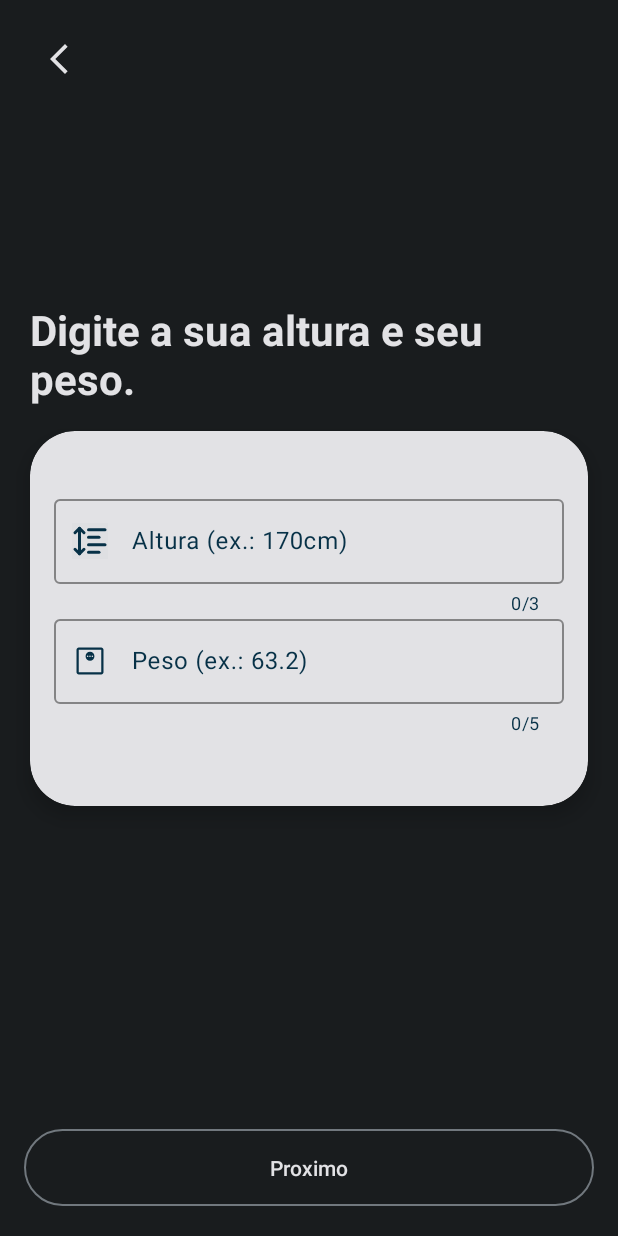
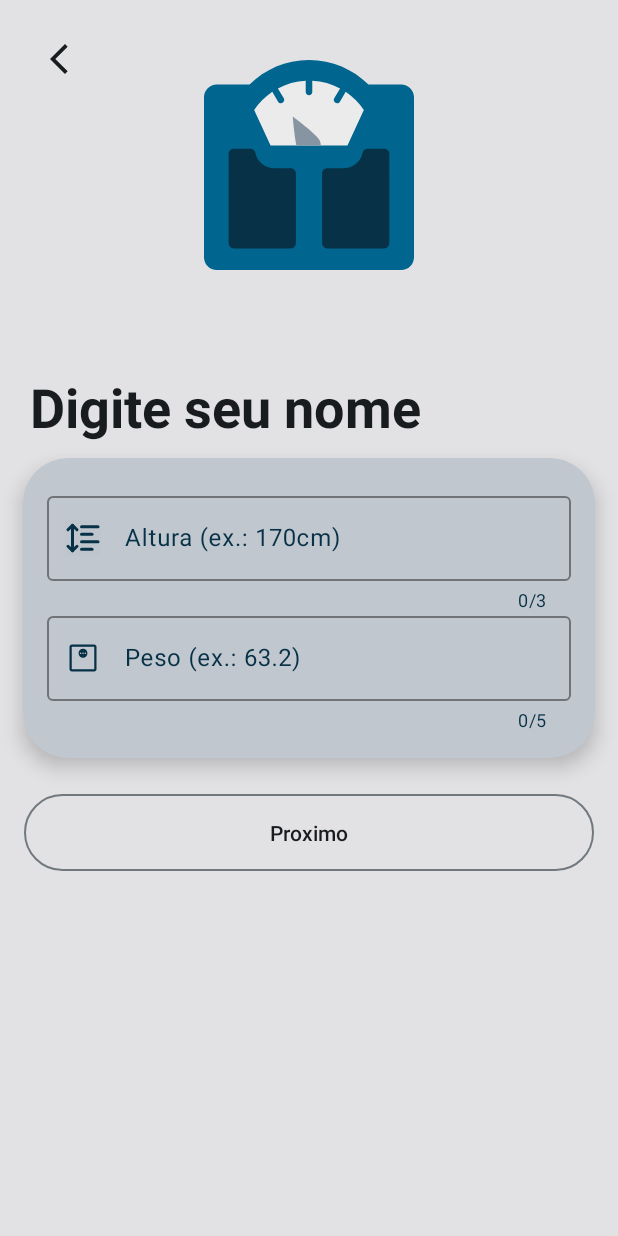
Before and after one commit to rodrigofelixf/nao-reveze, an Android app: the fragment UserHeightAndWeightFragment placed in its activity, on a phone screen of 412 x 824 dp. Run offline under Robolectric (Android 15) with nearby library versions, the phone set to English and light mode, and no system bars; 1 statement that could not run was skipped.

Commit message:
atualizacoes de codigo

```diff
--- a/app/build.gradle
+++ b/app/build.gradle
@@ -84,4 +84,6 @@ dependencies {
     implementation 'com.github.bumptech.glide:glide:4.12.0'
 
     implementation 'com.airbnb.android:lottie:3.7.0'
+
+    implementation 'androidx.transition:transition:1.4.0'
 }
--- a/app/src/main/java/br/com/rodrigo/naoreveze/ui/fragments/TreinoFragment.kt
+++ b/app/src/main/java/br/com/rodrigo/naoreveze/ui/fragments/TreinoFragment.kt
@@ -120,6 +120,7 @@ class TreinoFragment : Fragment() {
 
 
     private fun addDataToList() {
+        if (listaDeMusculoModels.isEmpty()) {
             listaDeMusculoModels.add(
                 MusculoModel(
                     "Peitoral",
@@ -162,8 +163,9 @@ class TreinoFragment : Fragment() {
                     R.drawable.img_aerobico2
                 )
             )
+        }
+    }
 
-    }
     private fun clickRecyclerView() {
         binding.recyclerViewMusculos.adapter = MusculosAdapter(listaDeMusculoModels) { item ->
             when (item) {
--- a/app/src/main/res/layout/fragment_user_height_and_weight.xml
+++ b/app/src/main/res/layout/fragment_user_height_and_weight.xml
@@ -1,12 +1,15 @@
 <?xml version="1.0" encoding="utf-8"?>
-<androidx.constraintlayout.widget.ConstraintLayout xmlns:android="http://schemas.android.com/apk/res/android"
+<androidx.core.widget.NestedScrollView xmlns:android="http://schemas.android.com/apk/res/android"
     xmlns:app="http://schemas.android.com/apk/res-auto"
     xmlns:tools="http://schemas.android.com/tools"
     android:layout_width="match_parent"
     android:layout_height="match_parent"
-    android:background="@color/background_app"
+    android:background="@color/app_color_white"
     tools:context=".ui.fragments.CalculateImcFragment">
 
+    <androidx.constraintlayout.widget.ConstraintLayout
+        android:layout_width="match_parent"
+        android:layout_height="wrap_content">
 
         <ImageButton
             android:id="@+id/icon_back"
@@ -19,50 +22,61 @@
             android:src="@drawable/ic_back"
             app:layout_constraintStart_toStartOf="parent"
             app:layout_constraintTop_toTopOf="parent"
-        app:tint="@color/app_color_white" />
+            app:tint="@color/background_app" />
+
+        <com.airbnb.lottie.LottieAnimationView
+            android:id="@+id/animation_view"
+            android:layout_width="200dp"
+            android:layout_height="200dp"
+            android:layout_marginTop="10dp"
+            app:layout_constraintEnd_toEndOf="parent"
+            app:layout_constraintStart_toStartOf="parent"
+            app:layout_constraintTop_toTopOf="parent"
+            app:lottie_autoPlay="true"
+            app:lottie_loop="true"
+            app:lottie_rawRes="@raw/weight_user" />
 
         <TextView
-        android:layout_marginBottom="16dp"
+            android:id="@+id/txt_peitoral_subistituicao"
+            android:layout_width="wrap_content"
+            android:layout_height="wrap_content"
+            android:layout_marginBottom="10dp"
+            android:textColor="@color/background_app"
             android:layout_marginHorizontal="20dp"
-        android:id="@+id/txt_peitoral_subistituicao"
-        android:layout_width="match_parent"
-        android:layout_height="wrap_content"
+            android:gravity="center_horizontal"
+            android:text="Digite seu nome"
+            android:textSize="36sp"
+            android:textStyle="bold"
             app:layout_constraintBottom_toTopOf="@id/cardView"
-        android:gravity="start"
-        android:text="Digite a sua altura e seu peso."
-        android:textColor="@color/app_color_white"
-        android:textSize="28sp"
-        android:textStyle="bold"
-        app:layout_constraintEnd_toEndOf="parent"
             app:layout_constraintStart_toStartOf="parent" />
+
 
 
         <androidx.cardview.widget.CardView
             android:id="@+id/cardView"
-        android:layout_width="match_parent"
-        android:layout_height="250dp"
-        android:layout_marginStart="20dp"
-        android:layout_marginEnd="20dp"
-        app:cardBackgroundColor="@color/app_color_white"
+            android:layout_width="0dp"
+            android:layout_height="200dp"
+            android:layout_marginHorizontal="15dp"
+            app:cardBackgroundColor="@color/md_theme_dark_onSurfaceVariant"
             app:cardCornerRadius="30dp"
             app:cardElevation="8dp"
             app:layout_constraintBottom_toBottomOf="parent"
             app:layout_constraintEnd_toEndOf="parent"
             app:layout_constraintStart_toStartOf="parent"
-        app:layout_constraintTop_toTopOf="parent">
+            app:layout_constraintTop_toBottomOf="@id/animation_view">
 
             <com.google.android.material.textfield.TextInputLayout
                 android:id="@+id/textField_altura"
                 android:layout_width="match_parent"
                 android:layout_height="wrap_content"
-            app:endIconMode="clear_text"
                 android:layout_marginHorizontal="16dp"
-            android:layout_marginTop="40dp"
+                android:layout_marginTop="20dp"
                 android:textColorHint="@color/seed"
                 app:boxStrokeColor="@color/seed"
                 app:counterEnabled="true"
+                app:counterMaxLength="3"
                 app:counterTextColor="@color/seed"
-            app:counterMaxLength="3"
+                app:endIconMode="clear_text"
                 app:hintTextColor="@color/seed"
                 app:startIconDrawable="@drawable/icon_altura"
                 app:startIconTint="@color/seed">
@@ -82,17 +96,17 @@
 
             <com.google.android.material.textfield.TextInputLayout
                 android:id="@+id/textField_peso"
-            app:endIconMode="clear_text"
                 android:layout_width="match_parent"
                 android:layout_height="wrap_content"
                 android:layout_marginHorizontal="16dp"
-            android:layout_marginTop="120dp"
+                android:layout_marginTop="100dp"
                 android:hint="@string/text_peso_kg"
                 android:textColorHint="@color/seed"
                 app:boxStrokeColor="@color/seed"
                 app:counterEnabled="true"
                 app:counterMaxLength="5"
                 app:counterTextColor="@color/seed"
+                app:endIconMode="clear_text"
                 app:hintTextColor="@color/seed"
                 app:startIconDrawable="@drawable/inc_imc"
                 app:startIconTint="@color/seed">
@@ -108,22 +122,23 @@
                     android:textColor="@color/seed"
                     app:boxStrokeWidth="10dp" />
             </com.google.android.material.textfield.TextInputLayout>
-
         </androidx.cardview.widget.CardView>
 
         <Button
             android:id="@+id/button_proximo"
-        android:padding="16dp"
             style="@style/Widget.Material3.Button.OutlinedButton"
             android:layout_width="match_parent"
+            android:layout_height="wrap_content"
             android:layout_marginHorizontal="16dp"
-        android:layout_height="wrap_content"
             android:layout_marginBottom="16dp"
+            android:padding="16dp"
             android:text="Proximo"
-        android:textColor="@color/app_color_white"
+            android:layout_marginTop="20dp"
+            android:textColor="@color/background_app"
+            app:layout_constraintTop_toBottomOf="@id/cardView"
             app:layout_constraintBottom_toBottomOf="parent"
             app:layout_constraintEnd_toEndOf="parent"
             app:layout_constraintStart_toStartOf="parent" />
 
-
     </androidx.constraintlayout.widget.ConstraintLayout>
+</androidx.core.widget.NestedScrollView>
--- a/app/src/main/res/layout/fragment_user_name.xml
+++ b/app/src/main/res/layout/fragment_user_name.xml
@@ -19,7 +19,6 @@
         android:textSize="36sp"
         android:textStyle="bold"
         app:layout_constraintBottom_toTopOf="@id/cardView"
-
         app:layout_constraintStart_toStartOf="parent" />
 
     <androidx.cardview.widget.CardView
```
Also changed, not shown: app/src/main/java/br/com/rodrigo/naoreveze/ui/fragments/PerfilFragment.kt (+17 -0 lines), app/src/main/res/layout/fragment_perfil.xml (+37 -0 lines), app/src/main/res/navigation/nav_graph_bottom_navigation.xml (+6 -2 lines), app/src/main/res/raw/weight_user.json (added, +1 -0 lines). Lines whose indentation alone changed are shown as unchanged.
